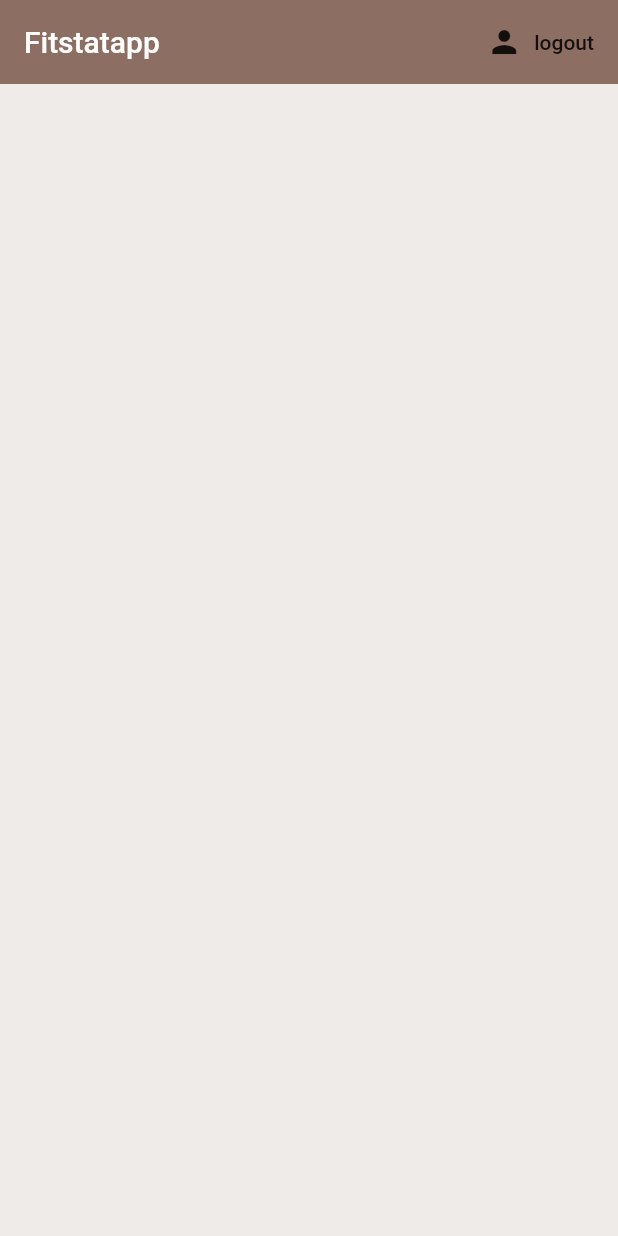
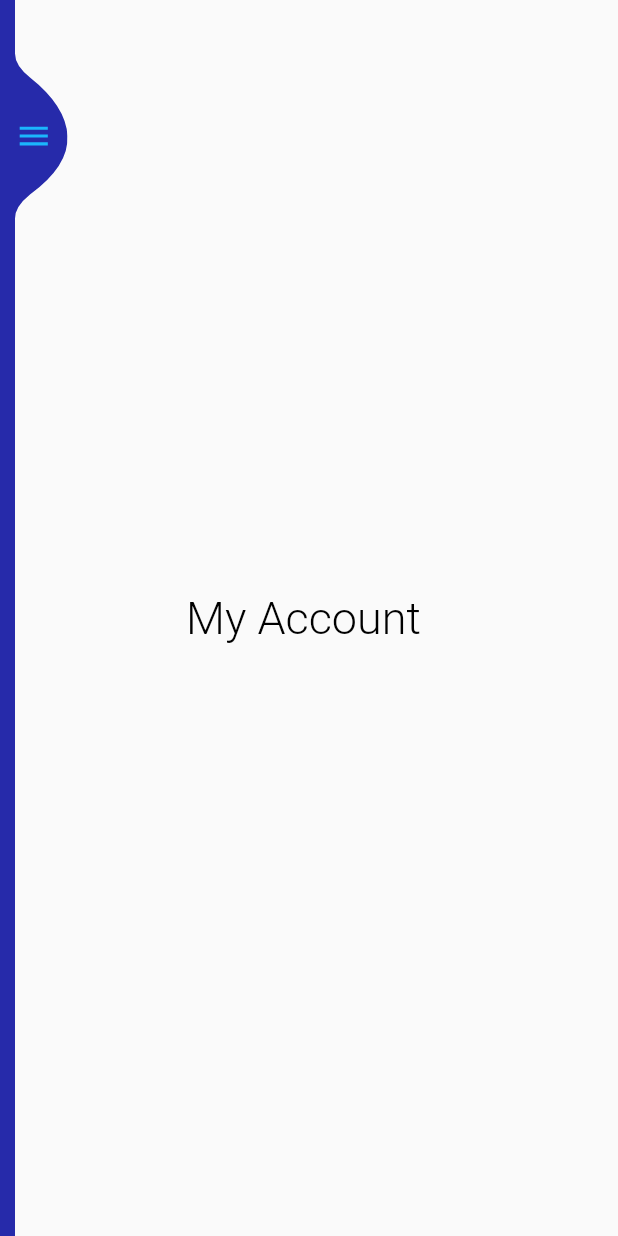
Before and after one commit to piotrkovsy1331/fitstat_app, a Flutter app: the screen it shows once a user with an empty profile is signed in, on a phone screen of 412 x 824 dp. Run offline on Flutter 3.47's test engine with Material 2 defaults, Android fonts, the phone set to English and light mode, and no system bars; our stand-ins replace cloud_firestore, firebase_auth, flutter_bloc, flutter_spinkit, rxdart; accounts and stored records are empty.

Commit message:
burger  menu działa jednak trzeba jeszcze dora cowac logowanie

```diff
--- /dev/null
+++ b/lib/bloc_navigation/bloc_navigation.dart
@@ -0,0 +1,42 @@
+import 'package:fitstat_app/screens/home/dashboard.dart';
+// import 'package:flutter/material.dart';
+import '../screens/home/home.dart';
+import '../screens/home/last_results.dart';
+import '../screens/home/my_account.dart';
+// import '../screens/home/home.dart';
+// import '../screens/authenticate/authenticate.dart';
+import 'package:flutter_bloc/flutter_bloc.dart';
+
+enum NavigationEvents {
+  HomeClickedEvent,
+  LastResultsClickedEvent,
+  MyAccountClickedEvent,
+  DashboardClickedEvent,
+}
+
+abstract class NavigationStates {}
+
+class NavigationBloc extends Bloc<NavigationEvents, NavigationStates> {
+  NavigationBloc(NavigationStates initialState) : super(initialState);
+
+  @override
+  NavigationStates get initialState => Home();
+
+  @override
+  Stream<NavigationStates> mapEventToState(NavigationEvents event) async* {
+    switch (event) {
+      case NavigationEvents.HomeClickedEvent:
+        yield Home();
+        break;
+      case NavigationEvents.LastResultsClickedEvent:
+        yield DiaryPage();
+        break;
+      case NavigationEvents.MyAccountClickedEvent:
+        yield MyAccount();
+        break;
+      case NavigationEvents.DashboardClickedEvent:
+        yield Dashboard();
+        break;
+    }
+  }
+}
--- a/lib/screens/home/home.dart
+++ b/lib/screens/home/home.dart
@@ -1,30 +1,53 @@
+import 'package:fitstat_app/screens/home/my_account.dart';
 import 'package:fitstat_app/services/auth.dart';
 import 'package:flutter/material.dart';
-import 'package:fitstat_app/services/auth.dart';
+// import 'package:fitstat_app/services/auth.dart';
+import 'package:fitstat_app/bloc_navigation/bloc_navigation.dart';
+import 'package:flutter_bloc/flutter_bloc.dart';
+import '../sidebar/sidebar.dart';
 
-// mmmmmmmdkewnfkjbwfibwfbfbqie
-
-class Home extends StatelessWidget {
-  final AuthService _auth = AuthService();
-
+class Home extends StatelessWidget with NavigationStates {
+  // final AuthService _auth = AuthService();
   @override
   Widget build(BuildContext context) {
     return Scaffold(
-      backgroundColor: Colors.brown[50],
-      appBar: AppBar(
-        title: Text('Fitstatapp'),
-        backgroundColor: Colors.brown[400],
-        elevation: 0,
-        actions: <Widget>[
-          FlatButton.icon(
-            icon: Icon(Icons.person),
-            label: Text('logout'),
-            onPressed: () async {
-              await _auth.signOut();
-            },
-          )
-        ],
+      body: BlocProvider<NavigationBloc>(
+        //PRzekazałem Do NAvigationBLoc jako argument stronę Home() jednak czy to jest oK
+        create: (context) => NavigationBloc(MyAccount()),
+        child: Stack(
+          children: <Widget>[
+            BlocBuilder<NavigationBloc, NavigationStates>(
+              builder: (context, navigationState) {
+                return navigationState as Widget;
+              },
+            ),
+            SideBar(),
+          ],
+        ),
       ),
     );
   }
 }
+
+//  backgroundColor: backgroundColor,
+//       appBar: AppBar(
+//         title: Text('Fitstatapp'),
+//         backgroundColor: backgroundColor,
+//         elevation: 0,
+//         actions: <Widget>[
+//           FlatButton.icon(
+//             icon: Icon(Icons.person),
+//             label: Text('logout'),
+//             onPressed: () async {
+//               await _auth.signOut();
+//             },
+//           )
+//         ],
+//       ),
+//       body: Stack(
+//         children: <Widget>[
+//           // BurgerMenu(),
+//           // Dashboard()
+//           DiaryPage(),
+//         ],
+//       ),
--- /dev/null
+++ b/lib/screens/home/my_account.dart
@@ -0,0 +1,17 @@
+import 'package:flutter/material.dart';
+import 'package:fitstat_app/bloc_navigation/bloc_navigation.dart';
+
+class MyAccount extends StatelessWidget with NavigationStates {
+  const MyAccount({Key key}) : super(key: key);
+
+  @override
+  Widget build(BuildContext context) {
+    return Center(
+      child: Text(
+        "My Account ",
+        style: TextStyle(
+            color: Colors.black, fontSize: 30, fontWeight: FontWeight.w300),
+      ),
+    );
+  }
+}
--- /dev/null
+++ b/lib/screens/sidebar/sidebar.dart
@@ -0,0 +1,218 @@
+import 'dart:async';
+
+import 'package:flutter/material.dart';
+
+import 'package:flutter_bloc/flutter_bloc.dart';
+import 'package:fitstat_app/bloc_navigation/bloc_navigation.dart';
+import 'package:rxdart/rxdart.dart';
+import '../sidebar/menu_item.dart';
+
+class SideBar extends StatefulWidget {
+  @override
+  _SideBarState createState() => _SideBarState();
+}
+
+class _SideBarState extends State<SideBar>
+    with SingleTickerProviderStateMixin<SideBar> {
+  AnimationController _animationController;
+  StreamController<bool> isSidebarOpenedStreamController;
+  Stream<bool> isSidebarOpenedStream;
+  StreamSink<bool> isSidebarOpenedSink;
+  final _animationDuration = const Duration(milliseconds: 500);
+
+  @override
+  void initState() {
+    super.initState();
+    _animationController =
+        AnimationController(vsync: this, duration: _animationDuration);
+    isSidebarOpenedStreamController = PublishSubject<bool>();
+    isSidebarOpenedStream = isSidebarOpenedStreamController.stream;
+    isSidebarOpenedSink = isSidebarOpenedStreamController.sink;
+  }
+
+  @override
+  void dispose() {
+    _animationController.dispose();
+    isSidebarOpenedStreamController.close();
+    isSidebarOpenedSink.close();
+    super.dispose();
+  }
+
+  void onIconPressed() {
+    final animationStatus = _animationController.status;
+    final isAnimationCompleted = animationStatus == AnimationStatus.completed;
+
+    if (isAnimationCompleted) {
+      isSidebarOpenedSink.add(false);
+      _animationController.reverse();
+    } else {
+      isSidebarOpenedSink.add(true);
+      _animationController.forward();
+    }
+  }
+
+  @override
+  Widget build(BuildContext context) {
+    final screenWidth = MediaQuery.of(context).size.width;
+
+    return StreamBuilder<bool>(
+      initialData: false,
+      stream: isSidebarOpenedStream,
+      builder: (context, isSideBarOpenedAsync) {
+        return AnimatedPositioned(
+          duration: _animationDuration,
+          top: 0,
+          bottom: 0,
+          left: isSideBarOpenedAsync.data ? 0 : -screenWidth,
+          right: isSideBarOpenedAsync.data ? 0 : screenWidth - 45,
+          child: Row(
+            children: <Widget>[
+              Expanded(
+                child: Container(
+                  padding: const EdgeInsets.symmetric(horizontal: 20),
+                  color: const Color(0xFF262AAA),
+                  child: Column(
+                    children: <Widget>[
+                      SizedBox(
+                        height: 100,
+                      ),
+                      ListTile(
+                        title: Text(
+                          "Prateek",
+                          style: TextStyle(
+                              color: Colors.white,
+                              fontSize: 30,
+                              fontWeight: FontWeight.w800),
+                        ),
+                        subtitle: Text(
+                          "www.techieblossom.com",
+                          style: TextStyle(
+                            color: Color(0xFF1BB5FD),
+                            fontSize: 18,
+                          ),
+                        ),
+                        leading: CircleAvatar(
+                          child: Icon(
+                            Icons.perm_identity,
+                            color: Colors.white,
+                          ),
+                          radius: 40,
+                        ),
+                      ),
+                      Divider(
+                        height: 64,
+                        thickness: 0.5,
+                        color: Colors.white.withOpacity(0.3),
+                        indent: 32,
+                        endIndent: 32,
+                      ),
+                      MenuItem(
+                        icon: Icons.home,
+                        title: "Home Page",
+                        onTap: () {
+                          onIconPressed();
+                          BlocProvider.of<NavigationBloc>(context)
+                              .add(NavigationEvents.HomeClickedEvent);
+                        },
+                      ),
+                      MenuItem(
+                        icon: Icons.person,
+                        title: "Dziennik",
+                        onTap: () {
+                          onIconPressed();
+                          BlocProvider.of<NavigationBloc>(context)
+                              .add(NavigationEvents.LastResultsClickedEvent);
+                        },
+                      ),
+                      MenuItem(
+                        icon: Icons.shopping_basket,
+                        title: "Moje konto",
+                        onTap: () {
+                          onIconPressed();
+                          BlocProvider.of<NavigationBloc>(context)
+                              .add(NavigationEvents.MyAccountClickedEvent);
+                        },
+                      ),
+                      MenuItem(
+                        icon: Icons.card_giftcard,
+                        title: "Dashboard",
+                        onTap: () {
+                          onIconPressed();
+                          BlocProvider.of<NavigationBloc>(context)
+                              .add(NavigationEvents.DashboardClickedEvent);
+                        },
+                      ),
+                      Divider(
+                        height: 64,
+                        thickness: 0.5,
+                        color: Colors.white.withOpacity(0.3),
+                        indent: 32,
+                        endIndent: 32,
+                      ),
+                      MenuItem(
+                        icon: Icons.settings,
+                        title: "Settings",
+                      ),
+                      MenuItem(
+                        icon: Icons.exit_to_app,
+                        title: "Logout",
+                      ),
+                    ],
+                  ),
+                ),
+              ),
+              Align(
+                alignment: Alignment(0, -0.9),
+                child: GestureDetector(
+                  onTap: () {
+                    onIconPressed();
+                  },
+                  child: ClipPath(
+                    clipper: CustomMenuClipper(),
+                    child: Container(
+                      width: 35,
+                      height: 110,
+                      color: Color(0xFF262AAA),
+                      alignment: Alignment.centerLeft,
+                      child: AnimatedIcon(
+                        progress: _animationController.view,
+                        icon: AnimatedIcons.menu_close,
+                        color: Color(0xFF1BB5FD),
+                        size: 25,
+                      ),
+                    ),
+                  ),
+                ),
+              ),
+            ],
+          ),
+        );
+      },
+    );
+  }
+}
+
+class CustomMenuClipper extends CustomClipper<Path> {
+  @override
+  Path getClip(Size size) {
+    Paint paint = Paint();
+    paint.color = Colors.white;
+
+    final width = size.width;
+    final height = size.height;
+
+    Path path = Path();
+    path.moveTo(0, 0);
+    path.quadraticBezierTo(0, 8, 10, 16);
+    path.quadraticBezierTo(width - 1, height / 2 - 20, width, height / 2);
+    path.quadraticBezierTo(width + 1, height / 2 + 20, 10, height - 16);
+    path.quadraticBezierTo(0, height - 8, 0, height);
+    path.close();
+    return path;
+  }
+
+  @override
+  bool shouldReclip(CustomClipper<Path> oldClipper) {
+    return true;
+  }
+}
--- a/lib/shared/constants.dart
+++ b/lib/shared/constants.dart
@@ -13,3 +13,5 @@ const textInputDecoration = InputDecoration(
       color: Colors.pink,
       width: 2,
     )));
+
+final Color backgroundColor = Color(0xFF4A4A58);
--- a/pubspec.yaml
+++ b/pubspec.yaml
@@ -28,9 +28,14 @@ dependencies:
   provider: ^4.3.2+2
   flutter_spinkit: ^4.1.2+1
 
+
+
   # The following adds the Cupertino Icons font to your application.
   # Use with the CupertinoIcons class for iOS style icons.
   cupertino_icons: ^1.0.0
+  flutter_bloc: ^6.1.1
+  bloc: ^6.1.0
+  rxdart: ^0.24.1
 
 dev_dependencies:
   flutter_test:
```
Also changed, not shown: lib/screens/home/dashboard.dart (added, +63 -0 lines), lib/screens/home/last_results.dart (added, +17 -0 lines), lib/screens/sidebar/menu_item.dart (added, +39 -0 lines), pubspec.lock.
